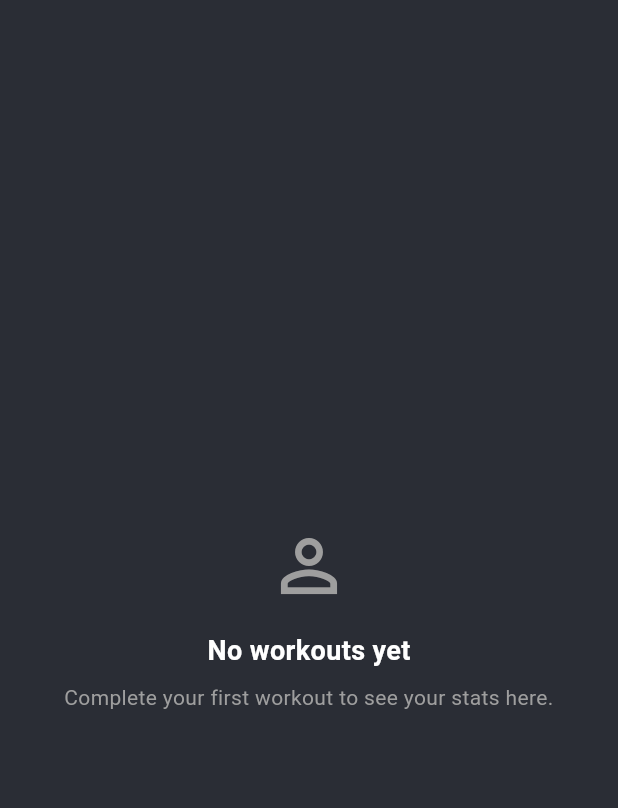
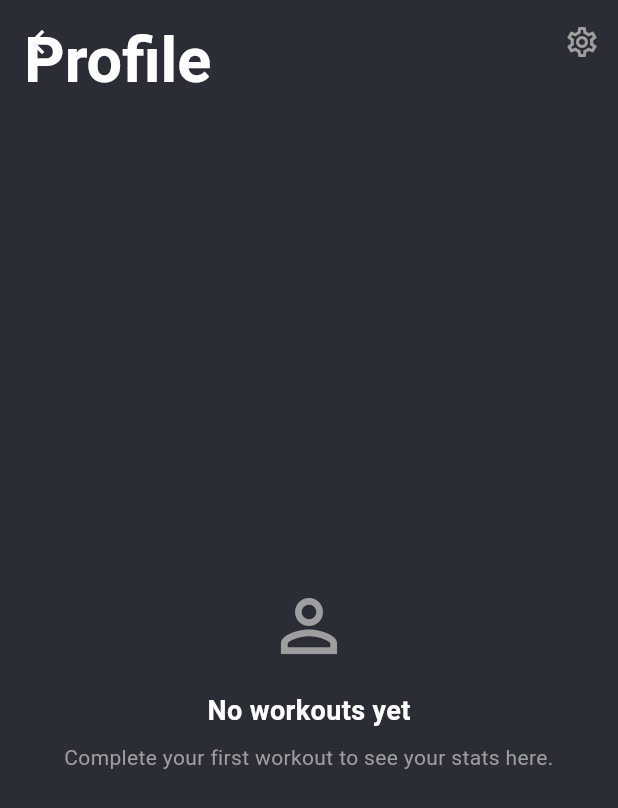
Before and after one commit to Aneesh02/gains-workout-tracker-app, a Flutter app: the ProfileScreen screen opened directly, on a phone screen of 412 x 824 dp. Shown: the top 808 px of the screen. Run offline on Flutter 3.47's test engine with Material 3 defaults, Android fonts, the phone set to English and light mode, and no system bars; our stand-ins replace audioplayers, file_picker, fl_chart, flutter_local_notifications, flutter_secure_storage, hive_flutter and 3 more; accounts and stored records are empty.

Commit message:
Always show Profile header and settings icon even with no workout history

```diff
--- a/lib/screens/profile_screen.dart
+++ b/lib/screens/profile_screen.dart
@@ -75,35 +75,6 @@ class _ProfileScreenState extends State<ProfileScreen> {
     // Only watch the fields that should trigger a UI refresh
     final provider = context.watch<WorkoutProvider>();
 
-    if (provider.history.isEmpty) {
-      return const Scaffold(
-        backgroundColor: AppColors.background,
-        body: Center(
-          child: Padding(
-            padding: EdgeInsets.all(32),
-            child: Column(
-              mainAxisSize: MainAxisSize.min,
-              children: [
-                Icon(Icons.person_outline,
-                    color: AppColors.textSecondary, size: 56),
-                SizedBox(height: 16),
-                Text('No workouts yet',
-                    style: TextStyle(
-                        color: AppColors.textPrimary,
-                        fontSize: 18,
-                        fontWeight: FontWeight.bold)),
-                SizedBox(height: 8),
-                Text('Complete your first workout to see your stats here.',
-                    style: TextStyle(
-                        color: AppColors.textSecondary, fontSize: 14),
-                    textAlign: TextAlign.center),
-              ],
-            ),
-          ),
-        ),
-      );
-    }
-
     // Only recompute if history or week start setting changed
     if (provider.history.length != _cachedLen ||
         provider.weekStartDay != _cachedWeekStartDay) {
@@ -138,6 +109,33 @@ class _ProfileScreenState extends State<ProfileScreen> {
                       fontWeight: FontWeight.bold)),
             ),
           ),
+          if (provider.history.isEmpty)
+            const SliverFillRemaining(
+              child: Center(
+                child: Padding(
+                  padding: EdgeInsets.all(32),
+                  child: Column(
+                    mainAxisSize: MainAxisSize.min,
+                    children: [
+                      Icon(Icons.person_outline,
+                          color: AppColors.textSecondary, size: 56),
+                      SizedBox(height: 16),
+                      Text('No workouts yet',
+                          style: TextStyle(
+                              color: AppColors.textPrimary,
+                              fontSize: 18,
+                              fontWeight: FontWeight.bold)),
+                      SizedBox(height: 8),
+                      Text('Complete your first workout to see your stats here.',
+                          style: TextStyle(
+                              color: AppColors.textSecondary, fontSize: 14),
+                          textAlign: TextAlign.center),
+                    ],
+                  ),
+                ),
+              ),
+            )
+          else
             SliverList(
               delegate: SliverChildListDelegate([
                 Padding(
```
Lines whose indentation alone changed are shown as unchanged.
